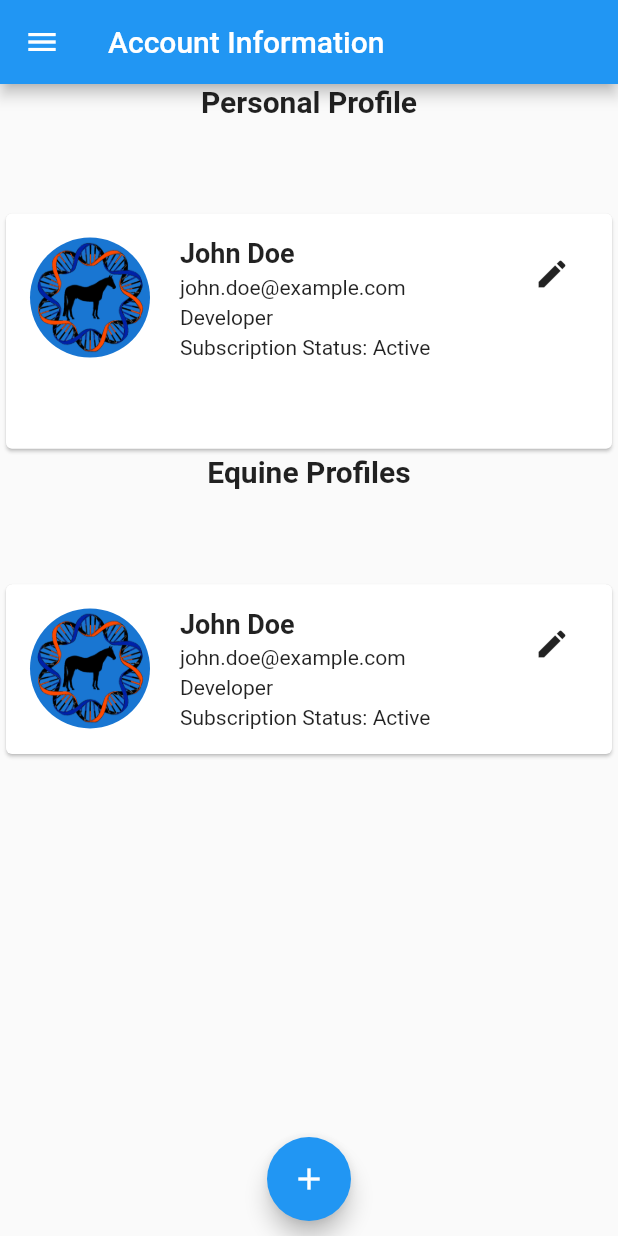
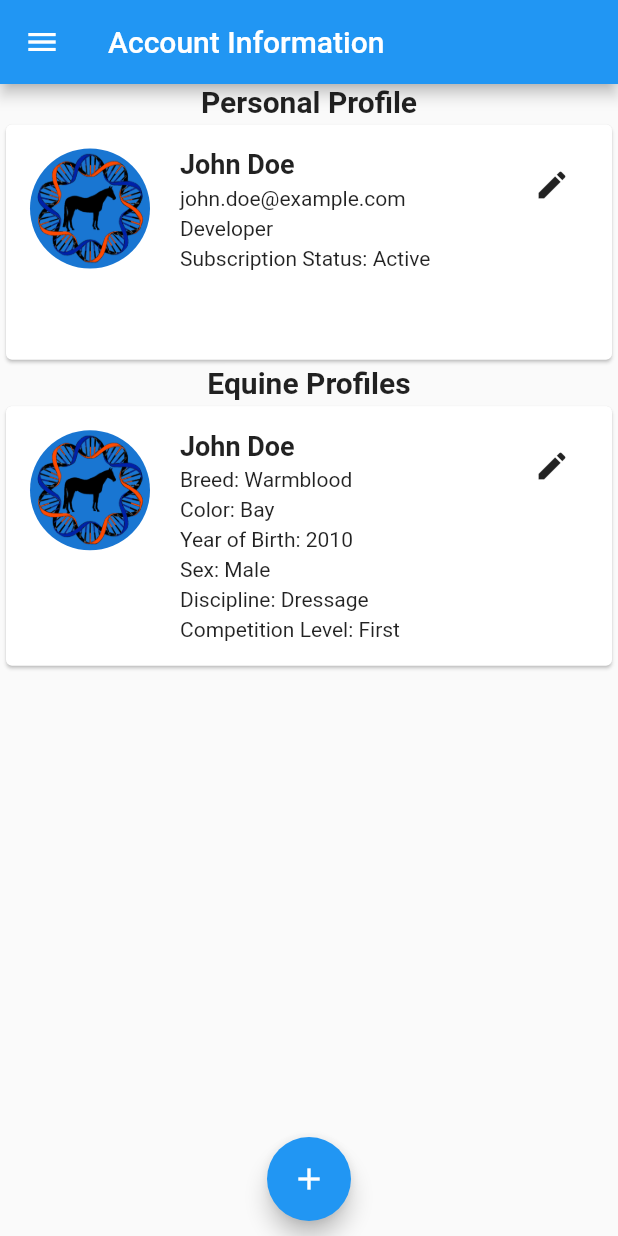
Before and after one commit to PabloHernandezP/SeniorProject, a Flutter app: the screen it shows after launch, in the side drawer, after a tap on "Manage Profiles", on a phone screen of 412 x 824 dp. Run offline on Flutter 3.47's test engine with Material 2 defaults, Android fonts, the light colour scheme and no system bars; our stand-ins replace carousel_slider, file_picker, firebase_auth, firebase_core, firebase_database, firebase_storage and 4 more; accounts and stored records are empty.

Commit message:
equine profile attributes

```diff
--- /dev/null
+++ b/lib/pages/profile/widgets/equine_profile.dart
@@ -0,0 +1,102 @@
+import 'package:flutter/material.dart';
+import 'equine_profile_edit_dialog.dart';
+
+class EquineProfile extends StatefulWidget {
+  const EquineProfile({super.key});
+
+  @override
+  _EquineProfileState createState() => _EquineProfileState();
+}
+
+class _EquineProfileState extends State<EquineProfile> {
+  String _name = 'John Doe';
+  String _email = 'john.doe@example.com';
+  String _role = 'Developer';
+  String _subscriptionStatus = 'Active';
+
+  String _breed = 'Warmblood';
+  String _color = 'Bay';
+  String _yearOfBirth = '2010';
+  String _sex = 'Male';
+  String _discipline = 'Dressage';
+  String _competitionLevel = 'First';
+
+  Future<void> _editProfile(BuildContext context) async {
+    final updatedInfo = await showDialog<Map<String, String>>(
+      context: context,
+      builder: (BuildContext context) {
+        return EquineProfileEditDialog(
+          name: _name,
+          breed: _breed,
+          color: _color,
+          yearOfBirth: _yearOfBirth,
+          sex: _sex,
+          discipline: _discipline,
+          competitionLevel: _competitionLevel,
+        );
+      },
+    );
+
+    if (updatedInfo != null) {
+      setState(() {
+        _name = updatedInfo['name']!;
+        _breed = updatedInfo['breed']!;
+        _color = updatedInfo['color']!;
+        _yearOfBirth = updatedInfo['yearOfBirth']!;
+        _sex = updatedInfo['sex']!;
+        _discipline = updatedInfo['discipline']!;
+        _competitionLevel = updatedInfo['competitionLevel']!;
+      });
+    }
+  }
+
+  @override
+  Widget build(BuildContext context) {
+    return Center(
+      child: Card(
+        child: Padding(
+          padding: const EdgeInsets.all(16.0),
+          child: Row(
+            crossAxisAlignment: CrossAxisAlignment.start,
+            children: [
+              const CircleAvatar(
+                backgroundImage:
+                    AssetImage('assets/equine_genetics_lab_logo.png'),
+                radius: 40,
+              ),
+              const SizedBox(width: 20),
+              Expanded(
+                child: Column(
+                  crossAxisAlignment: CrossAxisAlignment.start,
+                  children: [
+                    Text(
+                      _name,
+                      style: const TextStyle(
+                          fontSize: 18, fontWeight: FontWeight.bold),
+                    ),
+                    const SizedBox(height: 4),
+                    Text('Breed: $_breed'),
+                    const SizedBox(height: 4),
+                    Text('Color: $_color'),
+                    const SizedBox(height: 4),
+                    Text('Year of Birth: $_yearOfBirth'),
+                    const SizedBox(height: 4),
+                    Text('Sex: $_sex'),
+                    const SizedBox(height: 4),
+                    Text('Discipline: $_discipline'),
+                    const SizedBox(height: 4),
+                    Text('Competition Level: $_competitionLevel'),
+                  ],
+                ),
+              ),
+              IconButton(
+                onPressed: () => _editProfile(context),
+                icon: const Icon(Icons.edit),
+              ),
+            ],
+          ),
+        ),
+      ),
+    );
+  }
+}
--- a/lib/pages/profile/widgets/profile_page_body.dart
+++ b/lib/pages/profile/widgets/profile_page_body.dart
@@ -1,6 +1,8 @@
 import 'package:equine_ai/pages/profile/widgets/personal_profile.dart';
 import 'package:equine_ai/styles/dashboard_styles.dart';
 import 'package:flutter/material.dart';
+
+import 'equine_profile.dart';
 
 class ProfilePageBody extends StatefulWidget {
   @override
@@ -11,13 +13,16 @@ class _ProfilePageBodyState extends State<ProfilePageBody> {
   final List<PersonalProfile> _personalProfiles = [
     const PersonalProfile(),
   ];
+  final List<EquineProfile> _equineProfiles = [
+    const EquineProfile(),
+  ];
 
   final String firstHeading = "Personal Profile";
   final String secondHeading = "Equine Profiles";
 
-  void _addNewUserProfileCard() {
+  void _addNewEquineProfileCard() {
     setState(() {
-      _personalProfiles.add(const PersonalProfile());
+      _equineProfiles.add(const EquineProfile());
     });
   }
 
@@ -27,35 +32,29 @@ class _ProfilePageBodyState extends State<ProfilePageBody> {
 
     return Column(
       children: [
-        SizedBox(
-          height: screenHeight / 10,
-          child: Text(
-            firstHeading,
-            style: heading,
-          ),
+        Text(
+          firstHeading,
+          style: heading,
         ),
         SizedBox(
           height: screenHeight / 5,
           child: const PersonalProfile(),
         ),
-        SizedBox(
-          height: screenHeight / 10,
-          child: Text(
-            secondHeading,
-            style: heading,
-          ),
+        Text(
+          secondHeading,
+          style: heading,
         ),
         Expanded(
           child: SingleChildScrollView(
             child: Column(
-              children: _personalProfiles,
+              children: _equineProfiles,
             ),
           ),
         ),
         const SizedBox(height: 10),
         FloatingActionButton(
-          onPressed: _addNewUserProfileCard,
-          tooltip: 'Add new user profile card',
+          onPressed: _addNewEquineProfileCard,
+          tooltip: 'Add another horse to your profile',
           child: const Icon(Icons.add),
         ),
         const SizedBox(height: 10),
```
Also changed, not shown: lib/pages/profile/widgets/equine_profile_edit_dialog.dart (added, +123 -0 lines).
